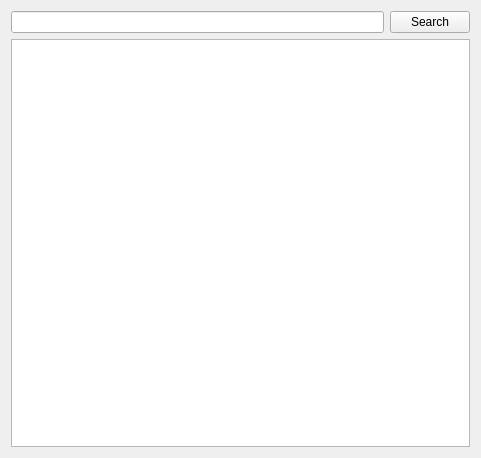
Old version of the form TECFS/searchBooksWidget.ui in the repository AnthonyHMR/ITCR.DatosII.ProyectoIII.TECFS.
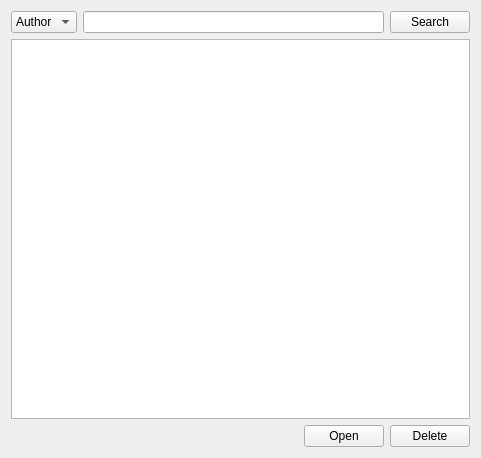
New version of the form.

Patch:
```diff
--- a/TECFS/searchBooksWidget.ui
+++ b/TECFS/searchBooksWidget.ui
@@ -13,11 +13,28 @@
   <property name="windowTitle">
    <string>Form</string>
   </property>
-  <layout class="QGridLayout" name="gridLayout_2">
-   <item row="0" column="0">
     <layout class="QGridLayout" name="gridLayout">
      <item row="0" column="0">
       <layout class="QHBoxLayout" name="horizontalLayout">
+     <item>
+      <widget class="QComboBox" name="comboBox">
+       <item>
+        <property name="text">
+         <string>Author</string>
+        </property>
+       </item>
+       <item>
+        <property name="text">
+         <string>Title</string>
+        </property>
+       </item>
+       <item>
+        <property name="text">
+         <string>Date</string>
+        </property>
+       </item>
+      </widget>
+     </item>
        <item>
         <widget class="QLineEdit" name="lineEdit"/>
        </item>
@@ -31,7 +48,36 @@
       </layout>
      </item>
      <item row="1" column="0">
-      <widget class="QListView" name="listView"/>
+    <widget class="QListWidget" name="listWidget"/>
+   </item>
+   <item row="2" column="0">
+    <layout class="QHBoxLayout" name="horizontalLayout_2">
+     <item>
+      <spacer name="horizontalSpacer">
+       <property name="orientation">
+        <enum>Qt::Horizontal</enum>
+       </property>
+       <property name="sizeHint" stdset="0">
+        <size>
+         <width>40</width>
+         <height>20</height>
+        </size>
+       </property>
+      </spacer>
+     </item>
+     <item>
+      <widget class="QPushButton" name="openButton">
+       <property name="text">
+        <string>Open</string>
+       </property>
+      </widget>
+     </item>
+     <item>
+      <widget class="QPushButton" name="deleteButton">
+       <property name="text">
+        <string>Delete</string>
+       </property>
+      </widget>
      </item>
     </layout>
    </item>
```
Lines whose indentation alone changed are shown as unchanged.
